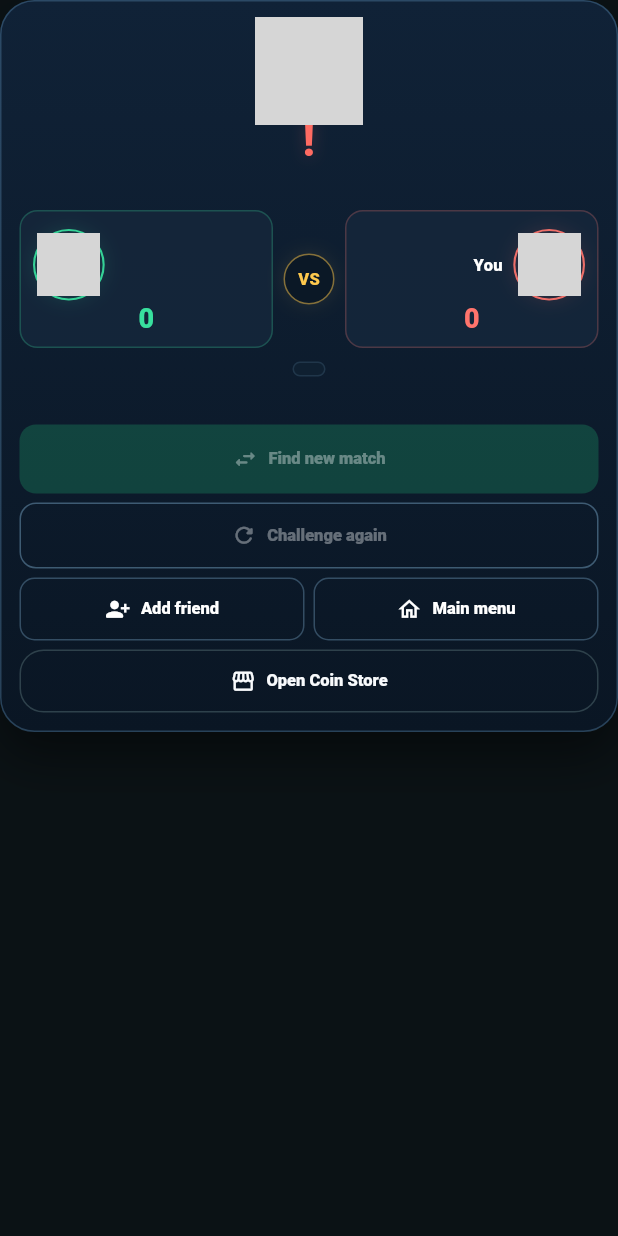
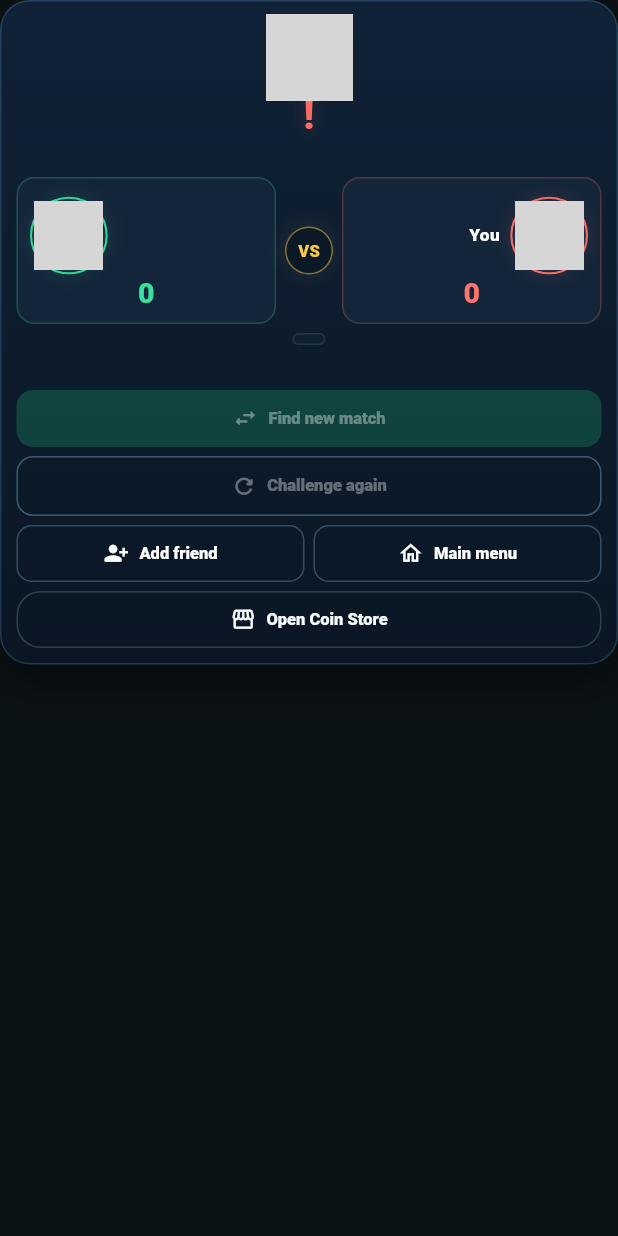
Before and after one commit to ahmtilhn/sudoku_game, a Flutter app: the _ResultCard widget shown alone on an empty page, opened directly with empty values, on a phone screen of 412 x 824 dp. Run offline on Flutter 3.47's test engine with Material 3 defaults, Android fonts, the phone set to English and light mode, and no system bars; our stand-ins replace firebase_analytics, firebase_auth, firebase_core, firebase_crashlytics, firebase_messaging, flutter_local_notifications and 6 more; missing offline and left inert: app_tracking_transparency, firebase_app_check, in_app_purchase_android, in_app_purchase_storekit; accounts and stored records are empty; grey boxes are pictures that could not be loaded.

Commit message:
Polish responsive duel result layout [skip ci]

```diff
--- a/lib/features/duel/online_duel_screen.dart
+++ b/lib/features/duel/online_duel_screen.dart
@@ -398,10 +398,10 @@ class _OnlineDuelScreenState extends State<OnlineDuelScreen> {
               type: MaterialType.transparency,
               child: Center(
                 child: ConstrainedBox(
-                  constraints: const BoxConstraints(maxWidth: 460),
+                  constraints: const BoxConstraints(maxWidth: 400),
                   child: SizedBox(
                     width: double.infinity,
-                    height: availableHeight.clamp(0.0, 900.0).toDouble(),
+                    height: availableHeight.clamp(0.0, 820.0).toDouble(),
                     child: _OnlineResultSheet(snapshot: snapshot),
                   ),
                 ),
@@ -843,10 +843,10 @@ class _OnlineResultSheetState extends State<_OnlineResultSheet> {
 
     return SingleChildScrollView(
       padding: EdgeInsets.fromLTRB(
-        12,
         8,
-        12,
-        18 + MediaQuery.viewInsetsOf(context).bottom,
+        6,
+        8,
+        10 + MediaQuery.viewInsetsOf(context).bottom,
       ),
       child: _ResultCard(
         title: resultTitle,
@@ -1164,7 +1164,7 @@ class _ResultCard extends StatelessWidget {
   @override
   Widget build(BuildContext context) {
     final viewport = MediaQuery.sizeOf(context);
-    final compact = viewport.width < 380 || viewport.height < 760;
+    final compact = viewport.width < 350 || viewport.height < 700;
     final accent = draw
         ? const Color(0xFF9AA9BA)
         : won
@@ -1177,10 +1177,10 @@ class _ResultCard extends StatelessWidget {
     return Container(
       width: double.infinity,
       padding: EdgeInsets.fromLTRB(
-        compact ? 10 : 12,
         compact ? 8 : 10,
-        compact ? 10 : 12,
-        compact ? 10 : 12,
+        compact ? 6 : 8,
+        compact ? 8 : 10,
+        compact ? 8 : 10,
       ),
       decoration: BoxDecoration(
         gradient: const LinearGradient(
@@ -1188,15 +1188,15 @@ class _ResultCard extends StatelessWidget {
           end: Alignment.bottomCenter,
           colors: [Color(0xFF102237), Color(0xFF0A1624)],
         ),
-        borderRadius: BorderRadius.circular(compact ? 20 : 23),
+        borderRadius: BorderRadius.circular(compact ? 18 : 20),
         border: Border.all(
-          color: const Color(0xFF5C8FB8).withValues(alpha: .36),
+          color: const Color(0xFF5C8FB8).withValues(alpha: .28),
         ),
         boxShadow: [
           BoxShadow(
             color: Colors.black.withValues(alpha: .46),
-            blurRadius: 28,
-            offset: const Offset(0, 15),
+            blurRadius: 22,
+            offset: const Offset(0, 10),
           ),
         ],
       ),
@@ -1215,7 +1215,7 @@ class _ResultCard extends StatelessWidget {
             compact: compact,
             muted: !draw && !won,
           ),
-          SizedBox(height: compact ? 7 : 9),
+          SizedBox(height: compact ? 5 : 6),
           _ResultPlayers(
             localPlayer: localPlayer,
             opponent: opponent,
@@ -1225,7 +1225,7 @@ class _ResultCard extends StatelessWidget {
             draw: draw,
             compact: compact,
           ),
-          SizedBox(height: compact ? 7 : 9),
+          SizedBox(height: compact ? 5 : 6),
           _ResultStatsTable(
             metrics: metrics,
             won: won,
@@ -1233,7 +1233,7 @@ class _ResultCard extends StatelessWidget {
             compact: compact,
           ),
           if (showRank) ...[
-            SizedBox(height: compact ? 7 : 9),
+            SizedBox(height: compact ? 5 : 6),
             _ResultRankPanel(result: rankResult, loading: rankLoading),
           ],
           if (statusMessage != null) ...[
@@ -1251,7 +1251,7 @@ class _ResultCard extends StatelessWidget {
             ),
           ],
           if (invitation != null && invitation!.status == 'pending') ...[
-            SizedBox(height: compact ? 7 : 9),
+            SizedBox(height: compact ? 5 : 6),
             _InlineRematch(
               invitation: invitation!,
               seconds: invitationSeconds,
@@ -1261,10 +1261,10 @@ class _ResultCard extends StatelessWidget {
               onAccept: onInvitationAccept,
             ),
           ],
-          SizedBox(height: compact ? 8 : 10),
+          SizedBox(height: compact ? 6 : 8),
           SizedBox(
             width: double.infinity,
-            height: compact ? 42 : 46,
+            height: compact ? 34 : 38,
             child: FilledButton(
               onPressed: busy || !canPlay ? null : onNewMatch,
               style: FilledButton.styleFrom(
@@ -1287,7 +1287,7 @@ class _ResultCard extends StatelessWidget {
           const SizedBox(height: 6),
           SizedBox(
             width: double.infinity,
-            height: compact ? 40 : 44,
+            height: compact ? 36 : 40,
             child: OutlinedButton(
               onPressed: busy || !canPlay || invitation?.status == 'pending'
                   ? null
@@ -1313,7 +1313,7 @@ class _ResultCard extends StatelessWidget {
             children: [
               Expanded(
                 child: _ResultFooterAction(
-                  height: compact ? 38 : 42,
+                  height: compact ? 34 : 38,
                   icon: Icons.person_add_alt_1_rounded,
                   label: context.tr('add_friend'),
                   onPressed: busy ? null : onAddFriend,
@@ -1323,7 +1323,7 @@ class _ResultCard extends StatelessWidget {
               const SizedBox(width: 6),
               Expanded(
                 child: _ResultFooterAction(
-                  height: compact ? 38 : 42,
+                  height: compact ? 34 : 38,
                   icon: Icons.home_outlined,
                   label: context.tr('main_menu'),
                   onPressed: busy ? null : onMenu,
@@ -1336,7 +1336,7 @@ class _ResultCard extends StatelessWidget {
             const SizedBox(height: 6),
             SizedBox(
               width: double.infinity,
-              height: compact ? 38 : 42,
+              height: compact ? 34 : 38,
               child: OutlinedButton(
                 onPressed: busy ? null : onStore,
                 child: _ResultButtonLabel(
@@ -1379,8 +1379,8 @@ class _ResultHero extends StatelessWidget {
           opacity: muted ? .78 : 1,
           child: Image.asset(
             asset,
-            width: compact ? 62 : 72,
-            height: compact ? 62 : 72,
+            width: compact ? 50 : 58,
+            height: compact ? 50 : 58,
             fit: BoxFit.contain,
             filterQuality: FilterQuality.high,
           ),
@@ -1394,7 +1394,7 @@ class _ResultHero extends StatelessWidget {
             textAlign: TextAlign.center,
             style: TextStyle(
               color: accent,
-              fontSize: compact ? 25 : 29,
+              fontSize: compact ? 22 : 26,
               height: 1,
               fontWeight: FontWeight.w900,
               letterSpacing: .2,
@@ -1412,7 +1412,7 @@ class _ResultHero extends StatelessWidget {
           textAlign: TextAlign.center,
           style: TextStyle(
             color: Colors.white.withValues(alpha: .88),
-            fontSize: compact ? 10 : 11,
+            fontSize: compact ? 9.5 : 10.5,
             fontWeight: FontWeight.w700,
           ),
         ),
@@ -1454,7 +1454,7 @@ class _ResultPlayers extends StatelessWidget {
         : const Color(0xFF38E09E);
 
     return SizedBox(
-      height: compact ? 82 : 92,
+      height: compact ? 88 : 98,
       child: Row(
         crossAxisAlignment: CrossAxisAlignment.stretch,
         children: [
@@ -1467,11 +1467,11 @@ class _ResultPlayers extends StatelessWidget {
               isLocal: false,
             ),
           ),
-          SizedBox(width: compact ? 5 : 7),
+          SizedBox(width: compact ? 4 : 6),
           Center(
             child: Container(
-              width: compact ? 30 : 34,
-              height: compact ? 30 : 34,
+              width: compact ? 28 : 32,
+              height: compact ? 28 : 32,
               alignment: Alignment.center,
               decoration: BoxDecoration(
                 shape: BoxShape.circle,
@@ -1496,7 +1496,7 @@ class _ResultPlayers extends StatelessWidget {
               ),
             ),
           ),
-          SizedBox(width: compact ? 5 : 7),
+          SizedBox(width: compact ? 4 : 6),
           Expanded(
             child: _ResultPlayerPanel(
               player: localPlayer,
@@ -1543,7 +1543,7 @@ class _ResultPlayerPanel extends StatelessWidget {
       child: PlayerAvatar(
         displayName: player.displayName,
         avatarKey: player.avatarKey,
-        radius: compact ? 18 : 21,
+        radius: compact ? 20 : 23,
         semanticLabel: player.displayName,
       ),
     );
@@ -1581,7 +1581,7 @@ class _ResultPlayerPanel extends StatelessWidget {
                       overflow: TextOverflow.ellipsis,
                       style: TextStyle(
                         color: Colors.white,
-                        fontSize: compact ? 10 : 11,
+                        fontSize: compact ? 10.5 : 11.5,
                         fontWeight: FontWeight.w900,
                       ),
                     ),
@@ -1592,7 +1592,7 @@ class _ResultPlayerPanel extends StatelessWidget {
                         overflow: TextOverflow.ellipsis,
                         style: TextStyle(
                           color: Colors.white.withValues(alpha: .50),
-                          fontSize: compact ? 7.5 : 8.5,
+                          fontSize: compact ? 8 : 9,
                           fontWeight: FontWeight.w700,
                         ),
                       ),
@@ -1606,7 +1606,7 @@ class _ResultPlayerPanel extends StatelessWidget {
             '$score',
             style: TextStyle(
               color: accent,
-              fontSize: compact ? 16 : 18,
+              fontSize: compact ? 17 : 19,
               height: 1,
               fontWeight: FontWeight.w900,
             ),
@@ -1635,7 +1635,7 @@ class _ResultStatsTable extends StatelessWidget {
     return Container(
       padding: EdgeInsets.symmetric(
         horizontal: compact ? 8 : 10,
-        vertical: compact ? 3 : 4,
+        vertical: compact ? 2 : 3,
       ),
       decoration: BoxDecoration(
         color: const Color(0xFF0F2031).withValues(alpha: .94),
@@ -1703,7 +1703,7 @@ class _ResultMetricRow extends StatelessWidget {
         : const Color(0xFF38E09E);
 
     return SizedBox(
-      height: compact ? 25 : 29,
+      height: compact ? 23 : 25,
       child: Row(
         children: [
           SizedBox(
@@ -1799,8 +1799,8 @@ class _ResultRankPanel extends StatelessWidget {
   @override
   Widget build(BuildContext context) {
     final compact =
-        MediaQuery.sizeOf(context).width < 380 ||
-        MediaQuery.sizeOf(context).height < 760;
+        MediaQuery.sizeOf(context).width < 350 ||
+        MediaQuery.sizeOf(context).height < 700;
 
     if (loading) {
       return Container(
```
Also changed, not shown: 1 other file.
